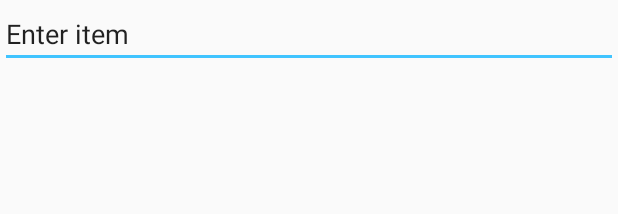
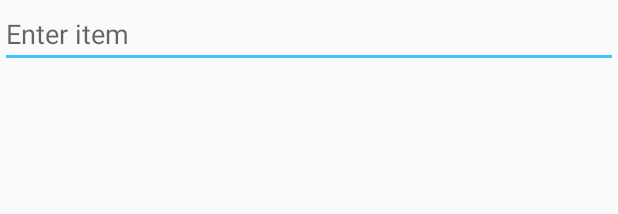
Before and after one commit to Cole9712/Daily-Calories-Recorder, an Android app: the layout activity_auto_text.xml on its own in the app's theme, with its tools: preview values and no code run, on a phone screen of 412 x 824 dp. Shown: the top 214 px of the screen. Run offline under Robolectric (Android 15) with nearby library versions, the phone set to English and light mode, and no system bars; network calls fail; Roboto replaces fonts that are not available here.

Commit message:
Change from popupwindow to listview in AutoText

```diff
--- a/app/src/main/java/project/cole/dailynutritionhelper/ui/AutoTextListViewAdapter.java
+++ b/app/src/main/java/project/cole/dailynutritionhelper/ui/AutoTextListViewAdapter.java
@@ -52,7 +52,7 @@ public class AutoTextListViewAdapter extends BaseAdapter {
         textView.setOnClickListener(new View.OnClickListener() {
             @Override
             public void onClick(View v) {
-                passedData.passingData(list.get(v.getId()).getFoodName());
+//                passedData.passingData(list.get(v.getId()).getFoodName());
             }
         });
 
@@ -66,6 +66,8 @@ public class AutoTextListViewAdapter extends BaseAdapter {
             for (Item item : list) {
                 Log.d("Adapter", "setData: " + item.getFoodName());
             }
+        } else {
+            Log.d("Adapter", "NULL");
         }
 
         this.notifyDataSetChanged();
--- a/app/src/main/res/layout/activity_auto_text.xml
+++ b/app/src/main/res/layout/activity_auto_text.xml
@@ -12,15 +12,15 @@
         android:layout_width="match_parent"
         android:layout_height="wrap_content"
         android:ems="10"
-        android:inputType="textPersonName"
-        android:text="@string/enter_item"
-        android:importantForAutofill="no" />
+        android:hint="@string/enter_item"
+        android:importantForAutofill="no"
+        android:inputType="textPersonName" />
 
     <ListView
         android:id="@+id/popupListView"
         android:layout_width="match_parent"
-        android:layout_height="wrap_content"
-        android:padding="4dp">
+        android:layout_height="match_parent"
+        android:padding="2dp">
 
     </ListView>
 
```
Also changed, not shown: app/src/main/java/project/cole/dailynutritionhelper/AutoTextActivity.java (+7 -1 lines), app/src/main/java/project/cole/dailynutritionhelper/model/AutoText.java (+19 -14 lines).
